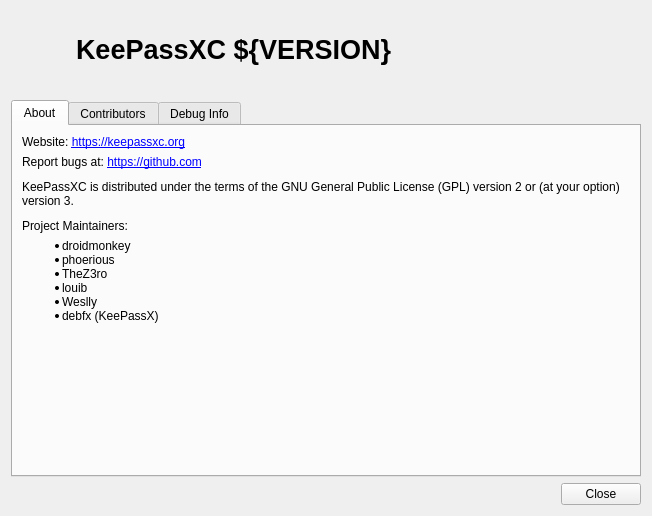
Old version of the form src/gui/AboutDialog.ui in the repository keepassxreboot/keepassxc.
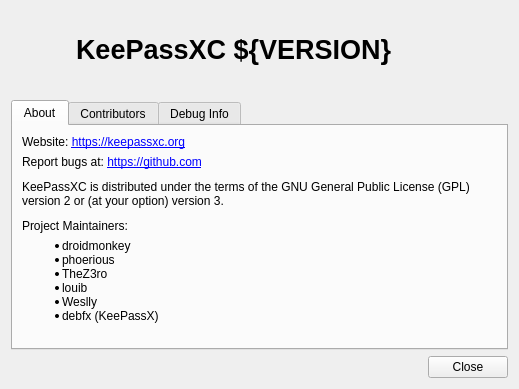
New version of the form.

Commit message: Let Qt figure out geometry of the about window.  Closes: #780.

Diff of the .ui file:
```diff
--- a/src/gui/AboutDialog.ui
+++ b/src/gui/AboutDialog.ui
@@ -2,14 +2,6 @@
 <ui version="4.0">
  <class>AboutDialog</class>
  <widget class="QDialog" name="AboutDialog">
-  <property name="geometry">
-   <rect>
-    <x>0</x>
-    <y>0</y>
-    <width>652</width>
-    <height>516</height>
-   </rect>
-  </property>
   <property name="windowTitle">
    <string>About KeePassXC</string>
   </property>
```
